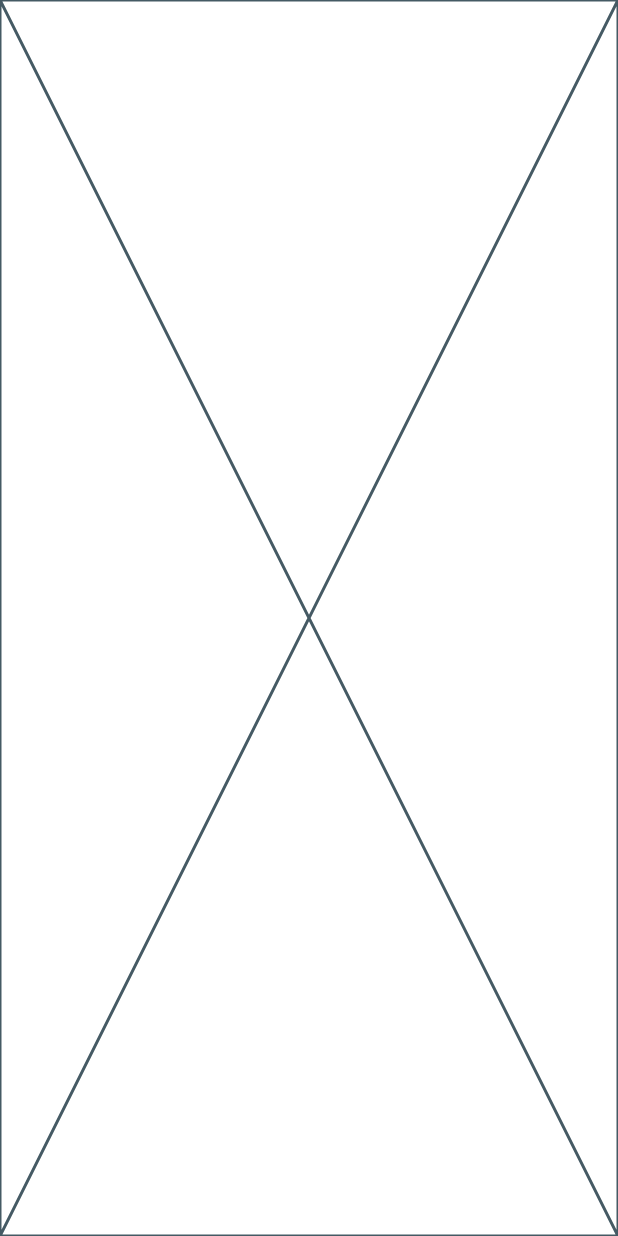
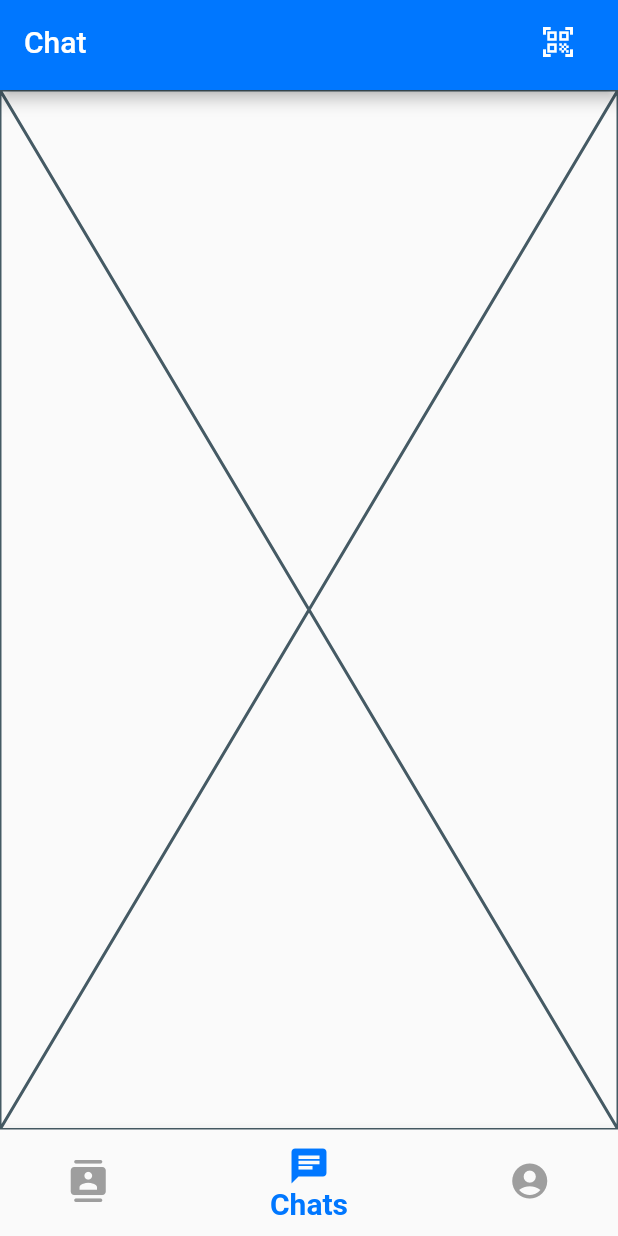
Before and after one commit to gukkame/secure-messenger, a Flutter app: the screen it shows after launch, item 2 of the bottom bar chosen, on a phone screen of 412 x 824 dp. Run offline on Flutter 3.47's test engine with Material 2 defaults, Android fonts, the phone set to English and light mode, and no system bars; accounts and stored records are empty.

Commit message:
added pages and updated nav bar

```diff
--- a/secure_messenger/lib/components/bottom_nav_bar.dart
+++ b/secure_messenger/lib/components/bottom_nav_bar.dart
@@ -1,17 +1,16 @@
 import 'package:flutter/material.dart';
-
-  import '../utils/navigation.dart';
-  import '../utils/colors.dart';
+import '../utils/colors.dart';
+import '../utils/navigation.dart';
 
 class BottomNavBar extends StatefulWidget {
   final int index;
   const BottomNavBar({super.key, required this.index});
-
   @override
   State<BottomNavBar> createState() => _BottomNavBarState();
 }
 
 class _BottomNavBarState extends State<BottomNavBar> {
+  //New
   late int _selectedIndex;
   void _onItemTapped(int index) {
     setState(() {
@@ -19,7 +18,7 @@ class _BottomNavBarState extends State<BottomNavBar> {
     });
     switch (_selectedIndex) {
       case 0:
-          navigate(context, "/contacts");
+        navigate(context, "/contacts");
         break;
       case 1:
         navigate(context, "/chat");
@@ -34,16 +33,12 @@ class _BottomNavBarState extends State<BottomNavBar> {
   Widget build(BuildContext context) {
     _selectedIndex = widget.index;
     return BottomNavigationBar(
-      currentIndex: 0,
-      type: BottomNavigationBarType.fixed,
+      currentIndex: _selectedIndex, //New
+      type: BottomNavigationBarType.shifting,
       selectedFontSize: 20,
       selectedIconTheme: const IconThemeData(color: primeColor),
       selectedItemColor: primeColor,
-      unselectedItemColor: primeColor,
-      // unselectedFontSize: 10,
-      unselectedLabelStyle: const TextStyle(fontSize: 13, height: 0),
-      showUnselectedLabels: true,
-      enableFeedback: false,
+      unselectedItemColor: Colors.grey,
       selectedLabelStyle: const TextStyle(fontWeight: FontWeight.bold),
       items: const <BottomNavigationBarItem>[
         BottomNavigationBarItem(
--- a/secure_messenger/lib/main.dart
+++ b/secure_messenger/lib/main.dart
@@ -1,5 +1,6 @@
 import 'package:flutter/material.dart';
 import 'package:provider/provider.dart';
+import 'package:secure_messenger/utils/colors.dart';
 
 import 'pages/authentication/login.dart';
 import 'pages/authentication/signup.dart';
@@ -25,6 +26,7 @@ class MainApp extends StatelessWidget {
       create: (_) => UserDataProvider(),
       child: MaterialApp(
         title: 'Map Markers',
+        theme: themeColors,
         debugShowCheckedModeBanner: false,
         initialRoute: '/contacts',
         routes: {
--- a/secure_messenger/lib/pages/chat.dart
+++ b/secure_messenger/lib/pages/chat.dart
@@ -1,4 +1,8 @@
 import 'package:flutter/material.dart';
+
+import '../components/app_bar.dart';
+import '../components/bottom_nav_bar.dart';
+import '../screens/chat.dart';
 
 class ChatPage extends StatefulWidget {
   const ChatPage({super.key});
@@ -8,8 +12,14 @@ class ChatPage extends StatefulWidget {
 }
 
 class _ChatPageState extends State<ChatPage> {
-  @override
+ @override
   Widget build(BuildContext context) {
-    return const Placeholder();
+    return Scaffold(
+      appBar: CustomAppBar(title: "Chat"),
+      body: Chat(),
+      bottomNavigationBar: BottomNavBar(
+        index: 1,
+      ),
+    );
   }
 }
--- /dev/null
+++ b/secure_messenger/lib/screens/chat.dart
@@ -0,0 +1,15 @@
+import 'package:flutter/material.dart';
+
+class Chat extends StatefulWidget {
+  const Chat({super.key});
+
+  @override
+  State<Chat> createState() => _ChatState();
+}
+
+class _ChatState extends State<Chat> {
+  @override
+  Widget build(BuildContext context) {
+    return const Placeholder();
+  }
+}
--- a/secure_messenger/lib/utils/colors.dart
+++ b/secure_messenger/lib/utils/colors.dart
@@ -26,6 +26,7 @@ MaterialColor primeMaterialColor = MaterialColor(primeColor.value, <int, Color>{
 final themeColors = ThemeData(
     colorScheme: ColorScheme.fromSwatch().copyWith(
   primary: primeColor,
+  background: primeColorDark
 ));
 const errorGradient = LinearGradient(
   begin: Alignment.topLeft,
```
Also changed, not shown: secure_messenger/lib/pages/profile.dart (+12 -2 lines), secure_messenger/lib/screens/profile.dart (added, +10 -0 lines).
